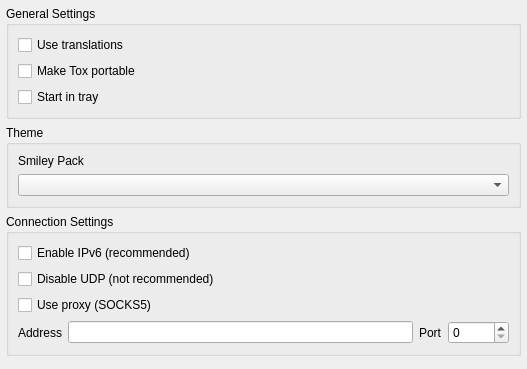
The window that widget/form/settings/generalsettings.ui (qTox/qTox) describes before a commit, drawn with Qt 5.
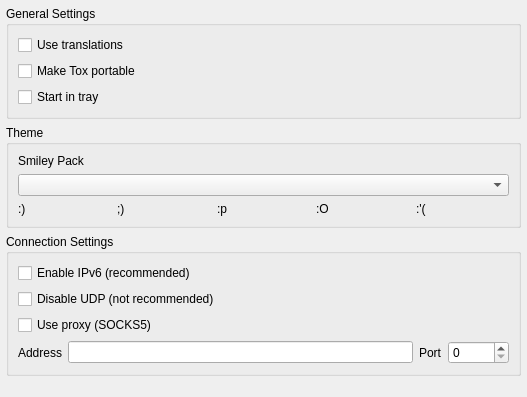
The same window after the commit.

Commit message: preview of emoticons

Patch:
```diff
--- a/widget/form/settings/generalsettings.ui
+++ b/widget/form/settings/generalsettings.ui
@@ -7,7 +7,7 @@
     <x>0</x>
     <y>0</y>
     <width>527</width>
-    <height>369</height>
+    <height>397</height>
    </rect>
   </property>
   <property name="windowTitle">
@@ -72,6 +72,60 @@
       <item>
        <widget class="QComboBox" name="smileyPackBrowser"/>
       </item>
+      <item>
+       <layout class="QHBoxLayout" name="horizontalLayout">
+        <item>
+         <widget class="QLabel" name="smile1">
+          <property name="toolTip">
+           <string>:)</string>
+          </property>
+          <property name="text">
+           <string>:)</string>
+          </property>
+         </widget>
+        </item>
+        <item>
+         <widget class="QLabel" name="smile2">
+          <property name="toolTip">
+           <string>;)</string>
+          </property>
+          <property name="text">
+           <string>;)</string>
+          </property>
+         </widget>
+        </item>
+        <item>
+         <widget class="QLabel" name="smile3">
+          <property name="toolTip">
+           <string>:p</string>
+          </property>
+          <property name="text">
+           <string>:p</string>
+          </property>
+         </widget>
+        </item>
+        <item>
+         <widget class="QLabel" name="smile4">
+          <property name="toolTip">
+           <string>:O</string>
+          </property>
+          <property name="text">
+           <string>:O</string>
+          </property>
+         </widget>
+        </item>
+        <item>
+         <widget class="QLabel" name="smile5">
+          <property name="toolTip">
+           <string>:'(</string>
+          </property>
+          <property name="text">
+           <string>:'(</string>
+          </property>
+         </widget>
+        </item>
+       </layout>
+      </item>
      </layout>
     </widget>
    </item>
```
The commit also changes 2 other files.
